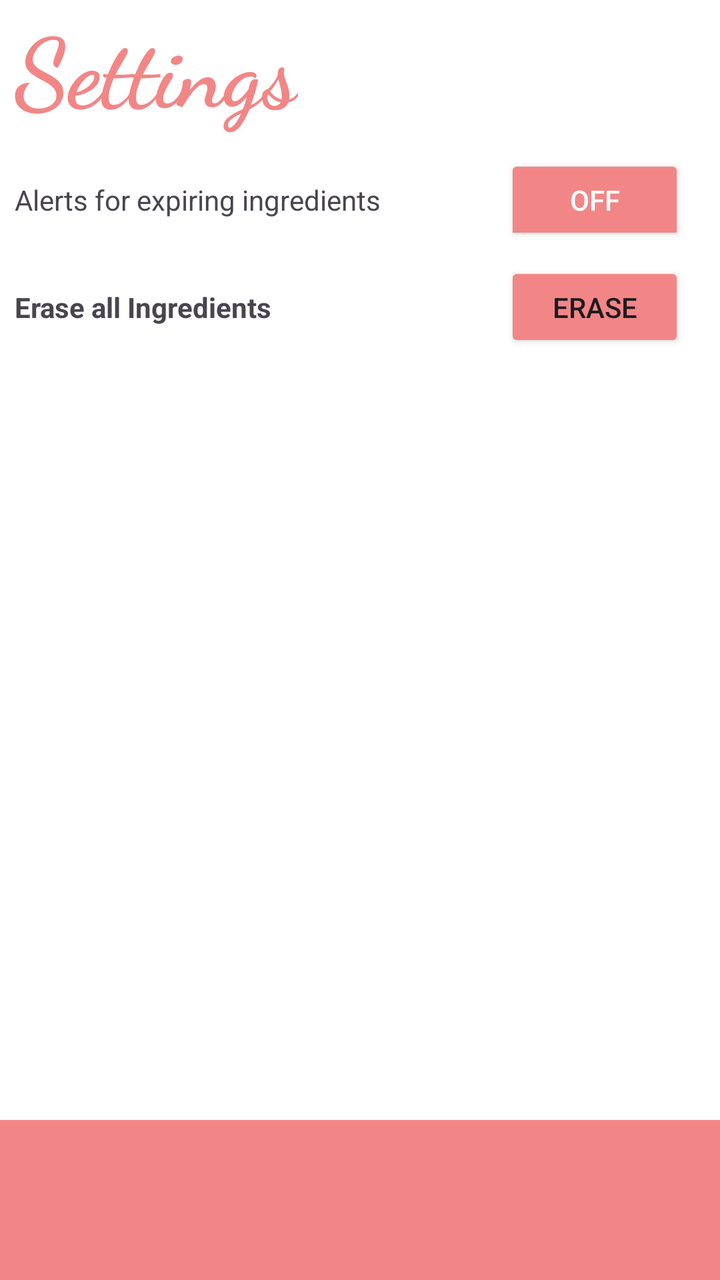
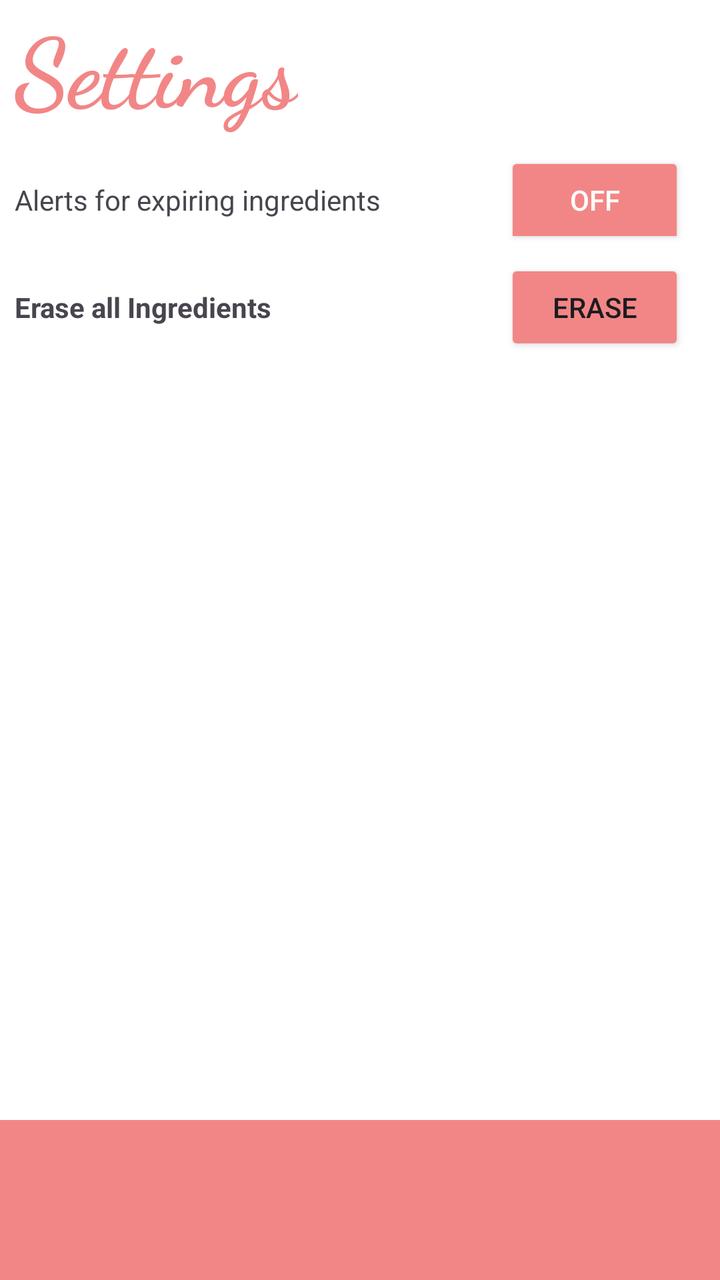

An Android layout rendered at two revisions. The XML below is the earlier revision; the diff shows what the commit changed to produce the second picture.
<!-- AndroidManifest.xml: application theme Theme.SmartPantry -->
<!-- res/layout/activity_settings.xml -->
<?xml version="1.0" encoding="utf-8"?>
<androidx.constraintlayout.widget.ConstraintLayout xmlns:android="http://schemas.android.com/apk/res/android"
    xmlns:app="http://schemas.android.com/apk/res-auto"
    xmlns:tools="http://schemas.android.com/tools"
    android:id="@+id/main"
    android:layout_width="match_parent"
    android:layout_height="match_parent"
    android:background="#FFFFFF"
    android:fitsSystemWindows="true"
    tools:context=".SettingsActivity">

    <TextView
        android:id="@+id/textHeader"
        android:layout_width="wrap_content"
        android:layout_height="wrap_content"
        android:fontFamily="cursive"
        android:text="@string/settings"
        android:textAlignment="viewStart"
        android:textColor="#F28686"
        android:textSize="48sp"
        android:textStyle="bold"
        app:layout_constraintEnd_toEndOf="parent"
        app:layout_constraintHorizontal_bias="0.033"
        app:layout_constraintStart_toStartOf="parent"
        app:layout_constraintTop_toTopOf="parent" />

    <com.google.android.material.bottomnavigation.BottomNavigationView
        android:id="@+id/bottomNav"
        android:layout_width="0dp"
        android:layout_height="80dp"
        android:background="#F28686"
        android:elevation="12dp"
        app:itemTextColor="@color/white"
        app:labelVisibilityMode="labeled"
        app:layout_constraintBottom_toBottomOf="parent"
        app:layout_constraintEnd_toEndOf="parent"
        app:layout_constraintStart_toStartOf="parent" />

    <TextView
        android:id="@+id/textView11"
        android:layout_width="wrap_content"
        android:layout_height="wrap_content"
        android:text="Erase all Ingredients"
        android:textStyle="bold"
        app:layout_constraintBottom_toTopOf="@+id/bottomNav"
        app:layout_constraintEnd_toEndOf="parent"
        app:layout_constraintHorizontal_bias="0.0"
        app:layout_constraintStart_toStartOf="@+id/textHeader"
        app:layout_constraintTop_toBottomOf="@+id/textView12"
        app:layout_constraintVertical_bias="0.07999998" />

    <Button
        android:id="@+id/eraseBtn"
        android:layout_width="90dp"
        android:layout_height="45dp"
        android:backgroundTint="#F28686"
        android:text="@string/erase"
        app:cornerRadius="0dp"
        app:iconPadding="0dp"
        app:layout_constraintBottom_toBottomOf="@+id/textView11"
        app:layout_constraintEnd_toEndOf="@+id/toggleAlert"
        app:layout_constraintHorizontal_bias="1.0"
        app:layout_constraintStart_toEndOf="@+id/textView11"
        app:layout_constraintTop_toTopOf="@+id/textView11" />

    <ToggleButton
        android:id="@+id/toggleAlert"
        android:layout_width="90dp"
        android:layout_height="45dp"
        android:backgroundTint="#F28686"
        android:text="ToggleButton"
        android:textColor="#FFFFFF"
        app:layout_constraintBottom_toBottomOf="@+id/textView12"
        app:layout_constraintEnd_toEndOf="parent"
        app:layout_constraintHorizontal_bias="0.78"
        app:layout_constraintStart_toEndOf="@+id/textView12"
        app:layout_constraintTop_toTopOf="@+id/textView12" />

    <TextView
        android:id="@+id/textView12"
        android:layout_width="wrap_content"
        android:layout_height="wrap_content"
        android:layout_marginTop="24dp"
        android:text="Alerts for expiring ingredients"
        app:layout_constraintEnd_toEndOf="parent"
        app:layout_constraintHorizontal_bias="0.0"
        app:layout_constraintStart_toStartOf="@+id/textHeader"
        app:layout_constraintTop_toBottomOf="@+id/textHeader" />


</androidx.constraintlayout.widget.ConstraintLayout>
<!-- resources referenced by this layout -->
<resources>
  <color name="white">#FFFFFFFF</color>
  <string name="erase">Erase</string>
  <string name="settings">Settings</string>
  <style name="Theme.SmartPantry" parent="Base.Theme.SmartPantry" />
  <style name="Base.Theme.SmartPantry" parent="Theme.Material3.DayNight.NoActionBar">
          
          
      </style>
</resources>

<!-- the commit's change to res/layout/activity_settings.xml (unified diff, before → after) -->
@@ -40,7 +40,7 @@
         android:id="@+id/textView11"
         android:layout_width="wrap_content"
         android:layout_height="wrap_content"
-        android:text="Erase all Ingredients"
+        android:text="@string/erase_all_ingredients"
         android:textStyle="bold"
         app:layout_constraintBottom_toTopOf="@+id/bottomNav"
         app:layout_constraintEnd_toEndOf="parent"
@@ -52,7 +52,7 @@
     <Button
         android:id="@+id/eraseBtn"
         android:layout_width="90dp"
-        android:layout_height="45dp"
+        android:layout_height="48dp"
         android:backgroundTint="#F28686"
         android:text="@string/erase"
         app:cornerRadius="0dp"
@@ -66,9 +66,9 @@
     <ToggleButton
         android:id="@+id/toggleAlert"
         android:layout_width="90dp"
-        android:layout_height="45dp"
+        android:layout_height="48dp"
         android:backgroundTint="#F28686"
-        android:text="ToggleButton"
+        android:text="@string/togglebutton"
         android:textColor="#FFFFFF"
         app:layout_constraintBottom_toBottomOf="@+id/textView12"
         app:layout_constraintEnd_toEndOf="parent"
@@ -81,7 +81,7 @@
         android:layout_width="wrap_content"
         android:layout_height="wrap_content"
         android:layout_marginTop="24dp"
-        android:text="Alerts for expiring ingredients"
+        android:text="@string/alerts_for_expiring_ingredients"
         app:layout_constraintEnd_toEndOf="parent"
         app:layout_constraintHorizontal_bias="0.0"
         app:layout_constraintStart_toStartOf="@+id/textHeader"
<!-- resource entries referenced after the edit -->
@@ -1,8 +1,11 @@
 <!-- resources referenced by this layout -->
 <resources>
   <color name="white">#FFFFFFFF</color>
+  <string name="alerts_for_expiring_ingredients">Alerts for expiring ingredients</string>
   <string name="erase">Erase</string>
+  <string name="erase_all_ingredients">Erase all Ingredients</string>
   <string name="settings">Settings</string>
+  <string name="togglebutton">ToggleButton</string>
   <style name="Theme.SmartPantry" parent="Base.Theme.SmartPantry" />
   <style name="Base.Theme.SmartPantry" parent="Theme.Material3.DayNight.NoActionBar">
           
